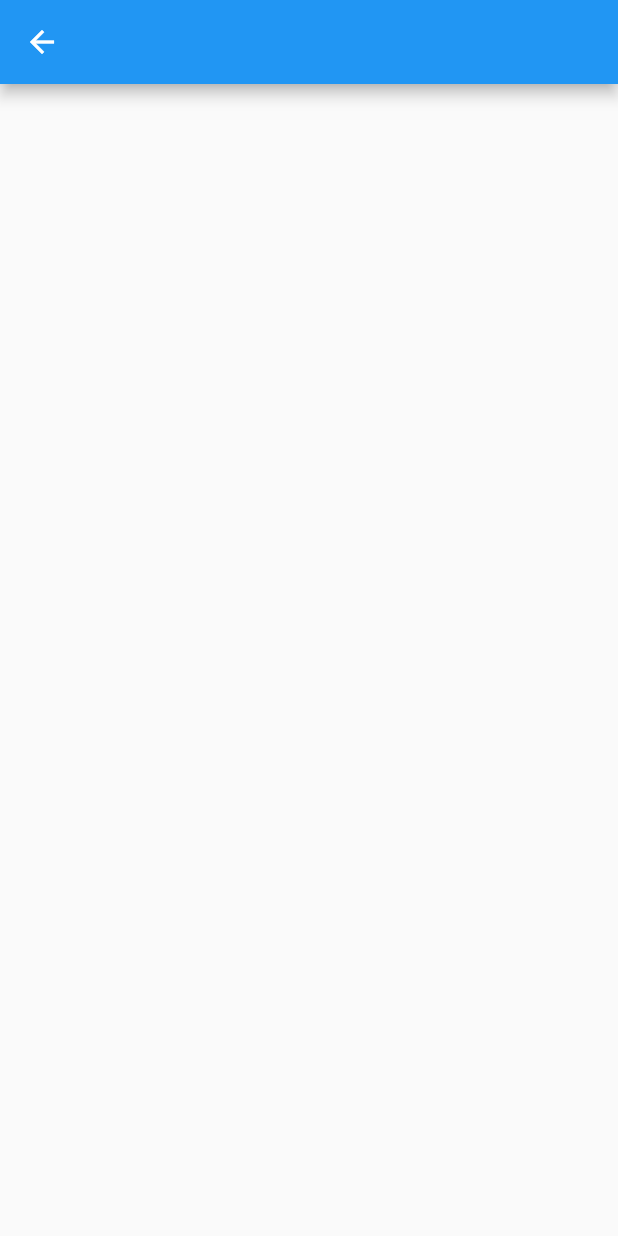
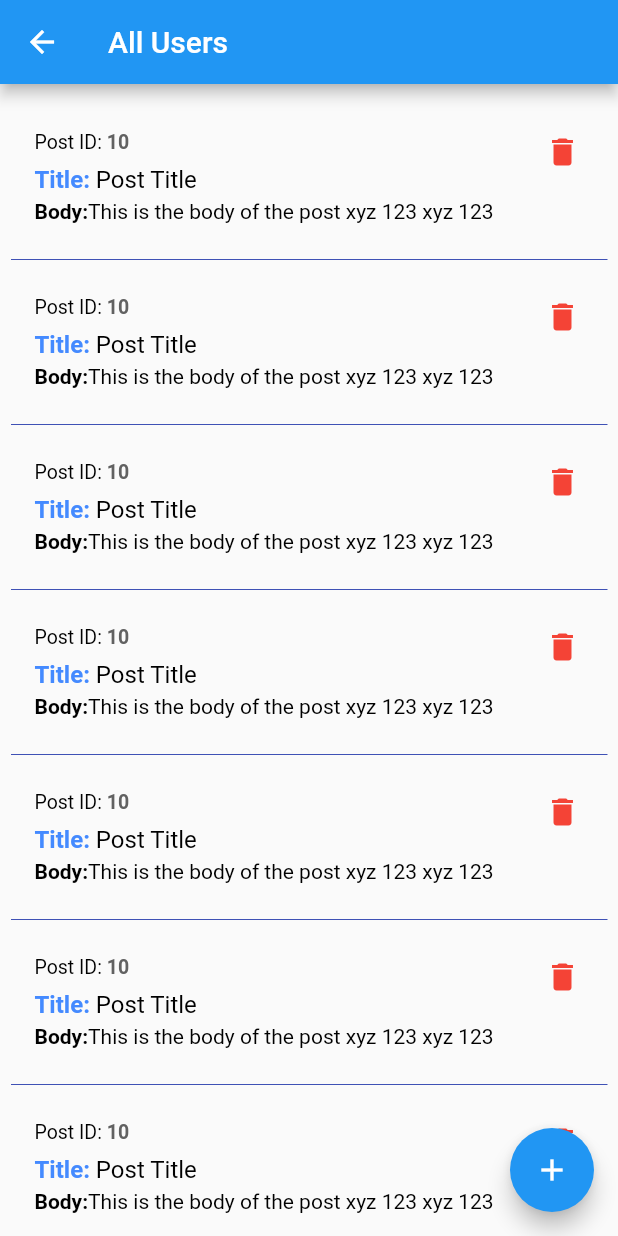
Before and after one commit to devammarzd/flutter-networking-application, a Flutter app: the HomeScreen screen opened by its route, on a phone screen of 412 x 824 dp. Run offline on Flutter 3.47's test engine with Material 2 defaults, Android fonts, the phone set to English and light mode, and no system bars.

Commit message:
Project UI In progress

```diff
--- /dev/null
+++ b/lib/constants.dart
@@ -0,0 +1,3 @@
+import 'package:flutter/material.dart';
+
+const primaryColor = Colors.indigo;
--- a/lib/screens/home.dart
+++ b/lib/screens/home.dart
@@ -1,4 +1,7 @@
 import 'package:flutter/material.dart';
+import 'package:flutter_networking_app/constants.dart';
+import 'package:flutter_networking_app/screens/addpost.dart';
+import 'package:flutter_networking_app/shared/custom_post_card.dart';
 
 class HomeScreen extends StatefulWidget {
   static String id = "home";
@@ -13,8 +16,26 @@ class _HomeScreenState extends State<HomeScreen> {
   @override
   Widget build(BuildContext context) {
     return Scaffold(
-      appBar: AppBar(),
-      body: Column(),
-    );
+        appBar: AppBar(
+          title: Text("All Users"),
+        ),
+        floatingActionButton: FloatingActionButton(
+          onPressed: () {
+            Navigator.pushNamed(context, AddPostScreen.id);
+          },
+          child: Icon(Icons.add),
+        ),
+        body: Padding(
+          padding: const EdgeInsets.symmetric(vertical: 15, horizontal: 7),
+          child: ListView.separated(
+            itemCount: 20,
+            itemBuilder: (_, i) {
+              return CustomProfileCard();
+            },
+            separatorBuilder: (_, i) {
+              return Divider(color: primaryColor);
+            },
+          ),
+        ));
   }
 }
--- /dev/null
+++ b/lib/services/services.dart
@@ -0,0 +1 @@
+class ApiServices {}
--- /dev/null
+++ b/lib/shared/custom_post_card.dart
@@ -0,0 +1,101 @@
+import 'package:flutter/material.dart';
+import 'package:flutter_networking_app/screens/editpost.dart';
+
+class CustomProfileCard extends StatelessWidget {
+  const CustomProfileCard({Key? key}) : super(key: key);
+
+  @override
+  Widget build(BuildContext context) {
+    return InkWell(
+      onTap: () {
+        Navigator.push(
+            context, MaterialPageRoute(builder: (_) => EditPostScreen()));
+      },
+      child: Container(
+        padding: const EdgeInsets.all(8),
+        child: Row(
+          crossAxisAlignment: CrossAxisAlignment.start,
+          children: [
+            Expanded(
+              child: Padding(
+                padding: EdgeInsets.symmetric(horizontal: 8, vertical: 8),
+                child: Column(
+                  crossAxisAlignment: CrossAxisAlignment.start,
+                  mainAxisAlignment: MainAxisAlignment.start,
+                  children: [
+                    RichText(
+                        text: TextSpan(
+                            style: TextStyle(
+                                color: Colors.black,
+                                fontSize: 13,
+                                fontWeight: FontWeight.normal),
+                            children: [
+                          TextSpan(text: "Post ID:"),
+                          TextSpan(
+                              style: TextStyle(
+                                  fontWeight: FontWeight.bold,
+                                  color: Colors.grey[700]),
+                              text: " 10")
+                        ])),
+                    Padding(
+                      padding: const EdgeInsets.only(
+                        top: 8.0,
+                      ),
+                      child: RichText(
+                          text: TextSpan(
+                              style: TextStyle(
+                                  color: Colors.black,
+                                  fontSize: 16,
+                                  fontWeight: FontWeight.normal),
+                              children: [
+                            TextSpan(
+                              text: "Title:",
+                              style: TextStyle(
+                                  fontWeight: FontWeight.bold,
+                                  color: Colors.blueAccent),
+                            ),
+                            TextSpan(
+                              text: " Post Title",
+                            )
+                          ])),
+                    ),
+                    Padding(
+                      padding: const EdgeInsets.only(top: 4.0),
+                      child: RichText(
+                          text: TextSpan(
+                              style: TextStyle(
+                                  color: Colors.black,
+                                  fontSize: 14,
+                                  fontWeight: FontWeight.normal),
+                              children: [
+                            TextSpan(
+                              text: "Body:",
+                              style: TextStyle(fontWeight: FontWeight.bold),
+                            ),
+                            TextSpan(
+                                text:
+                                    "This is the body of the post xyz 123 xyz 123")
+                          ])),
+                    ),
+                  ],
+                ),
+              ),
+            ),
+            Align(
+              alignment: Alignment.topCenter,
+              child: IconButton(
+                  onPressed: () {},
+                  constraints: BoxConstraints(),
+                  padding: EdgeInsets.all(10),
+                  splashRadius: 20,
+                  icon: Icon(
+                    Icons.delete,
+                    color: Colors.red,
+                  )),
+            )
+          ],
+        ),
+      ),
+    );
+  }
+}
```
Also changed, not shown: lib/main.dart (+6 -5 lines), lib/screens/addpost.dart (added, +115 -0 lines), lib/screens/editpost.dart (added, +118 -0 lines), lib/screens/login.dart (deleted, +0 -18 lines), lib/screens/register.dart (deleted, +0 -20 lines), 2 other files.
